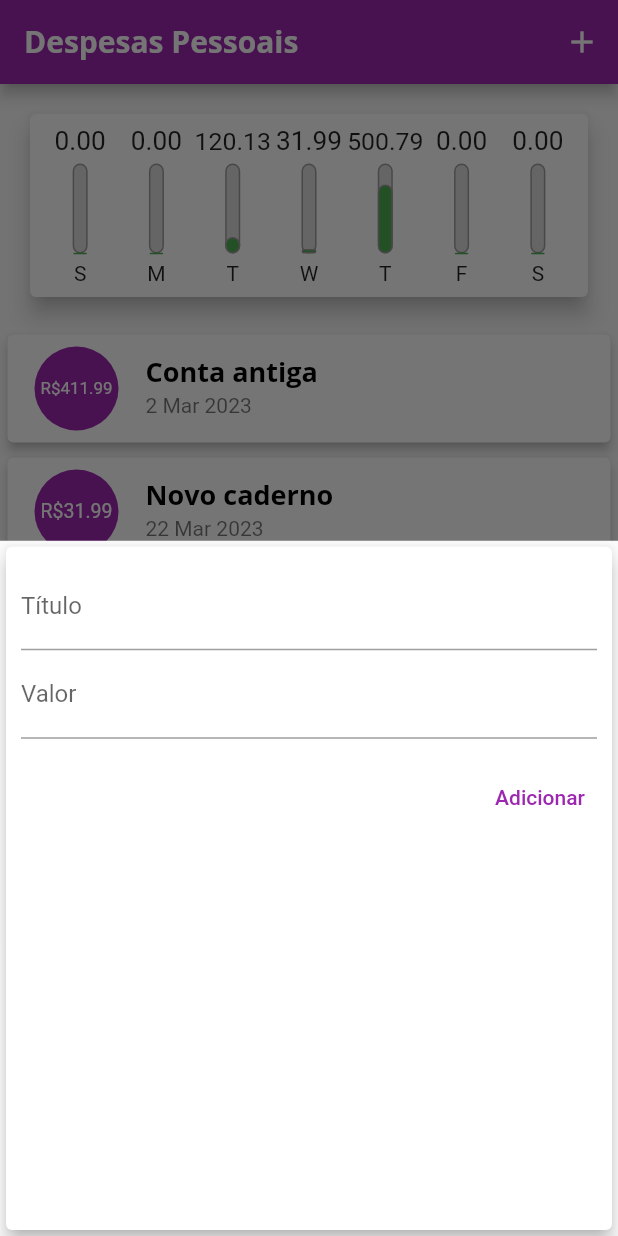
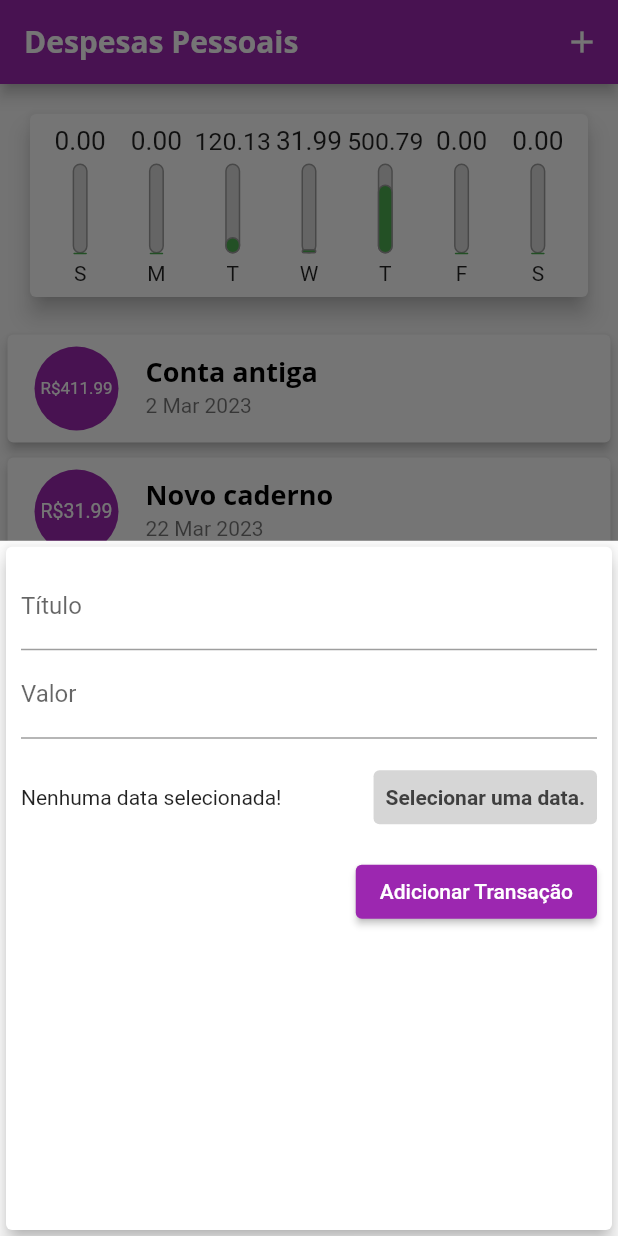
Before and after one commit to camila-fukuda/flutter_despesas_pessoais, a Flutter app: the screen it shows after launch, after a tap on the "add" icon, on a phone screen of 412 x 824 dp. Run offline on Flutter 3.47's test engine with Material 2 defaults, Android fonts, the phone set to English and light mode, and no system bars.

Commit message:
Criando date picker.

```diff
--- a/lib/components/transaction_form.dart
+++ b/lib/components/transaction_form.dart
@@ -1,4 +1,5 @@
 import 'package:flutter/material.dart';
+import 'package:intl/intl.dart';
 
 class TransactionForm extends StatefulWidget {
   final void Function(String, double) onSubmit;
@@ -10,13 +11,13 @@ class TransactionForm extends StatefulWidget {
 }
 
 class _TransactionFormState extends State<TransactionForm> {
-  final titleController = TextEditingController();
-
-  final valueController = TextEditingController();
+  final _titleController = TextEditingController();
+  final _valueController = TextEditingController();
+  DateTime? _selectedDate;
 
   _submitForm() {
-    final title = titleController.text;
-    final value = double.tryParse(valueController.text.replaceAll(",", "."));
+    final title = _titleController.text;
+    final value = double.tryParse(_valueController.text.replaceAll(",", "."));
 
     if (title.isEmpty || value == null) {
       print('empty');
@@ -24,6 +25,23 @@ class _TransactionFormState extends State<TransactionForm> {
     }
 
     widget.onSubmit(title, value);
+  }
+
+  _showDatePicker() {
+    showDatePicker(
+      context: context,
+      initialDate: DateTime.now(),
+      firstDate: DateTime(2019),
+      lastDate: DateTime.now(),
+    ).then((pickedDate) {
+      if (pickedDate == null) {
+        return;
+      }
+
+      setState(() {
+        _selectedDate = pickedDate;
+      });
+    });
   }
 
   @override
@@ -35,7 +53,7 @@ class _TransactionFormState extends State<TransactionForm> {
         child: Column(
           children: [
             TextField(
-              controller: titleController,
+              controller: _titleController,
               onSubmitted: (_) => _submitForm(),
               decoration: const InputDecoration(
                 labelText: 'Título',
@@ -44,21 +62,52 @@ class _TransactionFormState extends State<TransactionForm> {
             TextField(
               keyboardType:
                   const TextInputType.numberWithOptions(decimal: true),
-              controller: valueController,
+              controller: _valueController,
               onSubmitted: (_) => _submitForm(),
               decoration: const InputDecoration(
                 labelText: 'Valor',
               ),
             ),
             Padding(
-              padding: const EdgeInsets.fromLTRB(0, 15, 0, 5),
+              padding: const EdgeInsets.symmetric(vertical: 15, horizontal: 0),
               child: Row(
-                mainAxisAlignment: MainAxisAlignment.end,
                 children: [
+                  Expanded(
+                    child: Text(
+                      _selectedDate == null
+                          ? 'Nenhuma data selecionada!'
+                          : 'Data Selecionada: ${DateFormat('dd/MM/y').format(_selectedDate!)}',
+                    ),
+                  ),
                   TextButton(
-                      onPressed: _submitForm, child: const Text('Adicionar')),
+                    style: ButtonStyle(
+                        backgroundColor: MaterialStateProperty.all(
+                            const Color.fromARGB(255, 214, 214, 214)),
+                        foregroundColor: MaterialStateProperty.all(
+                            const Color.fromARGB(255, 63, 63, 63))),
+                    onPressed: _showDatePicker,
+                    child: const Text(
+                      'Selecionar uma data.',
+                      style: TextStyle(
+                        fontWeight: FontWeight.bold,
+                      ),
+                    ),
+                  ),
                 ],
               ),
+            ),
+            Row(
+              mainAxisAlignment: MainAxisAlignment.end,
+              children: [
+                ElevatedButton(
+                  onPressed: _submitForm,
+                  style: ButtonStyle(
+                    backgroundColor: MaterialStateProperty.all(
+                        Theme.of(context).colorScheme.primary),
+                  ),
+                  child: const Text('Adicionar Transação'),
+                ),
+              ],
             ),
           ],
         ),
@@ -66,3 +115,84 @@ class _TransactionFormState extends State<TransactionForm> {
     );
   }
 }
+
+
+
+// import 'package:flutter/material.dart';
+// import 'package:intl/intl.dart';
+
+// void main() {
+//   runApp(MyApp());
+// }
+
+// class MyApp extends StatelessWidget{
+//   @override
+//   Widget build(BuildContext context) {
+//     return MaterialApp(
+//         title: "Test App",
+//         home: HomePage(),
+//     );
+//   }
+// }
+
+// class HomePage extends StatefulWidget{
+//   @override
+//   State<StatefulWidget> createState() {
+//     return _HomePage();
+//   }
+// }
+
+// class _HomePage extends State<HomePage>{
+//   TextEditingController dateinput = TextEditingController();
+//   //text editing controller for text field
+
+//   @override
+//   void initState() {
+//     dateinput.text = ""; //set the initial value of text field
+//     super.initState();
+//   }
+
+//   @override
+//   Widget build(BuildContext context) {
+//     return Scaffold(
+//         appBar: AppBar(
+//             title:Text("DatePicker on TextField"),
+//             backgroundColor: Colors.redAccent, //background color of app bar
+//         ),
+//         body:Container(
+//           padding: EdgeInsets.all(15),
+//           height:150,
+//           child:Center(
+//              child:TextField(
+//                 controller: dateinput, //editing controller of this TextField
+//                 decoration: InputDecoration(
+//                    icon: Icon(Icons.calendar_today), //icon of text field
+//                    labelText: "Enter Date" //label text of field
+//                 ),
+//                 readOnly: true,  //set it true, so that user will not able to edit text
+//                 onTap: () async {
+//                   DateTime pickedDate = await showDatePicker(
+//                       context: context, initialDate: DateTime.now(),
+//                       firstDate: DateTime(2000), //DateTime.now() - not to allow to choose before today.
+//                       lastDate: DateTime(2101)
+//                   );
+
+//                   if(pickedDate != null ){
+//                       print(pickedDate);  //pickedDate output format => 2021-03-10 00:00:00.000
+//                       String formattedDate = DateFormat('yyyy-MM-dd').format(pickedDate);
+//                       print(formattedDate); //formatted date output using intl package =>  2021-03-16
+//                         //you can implement different kind of Date Format here according to your requirement
+
+//                       setState(() {
+//                          dateinput.text = formattedDate; //set output date to TextField value.
+//                       });
+//                   }else{
+//                       print("Date is not selected");
+//                   }
+//                 },
+//              )
+//           )
+//         )
+//     );
+//   }
+// }
```
